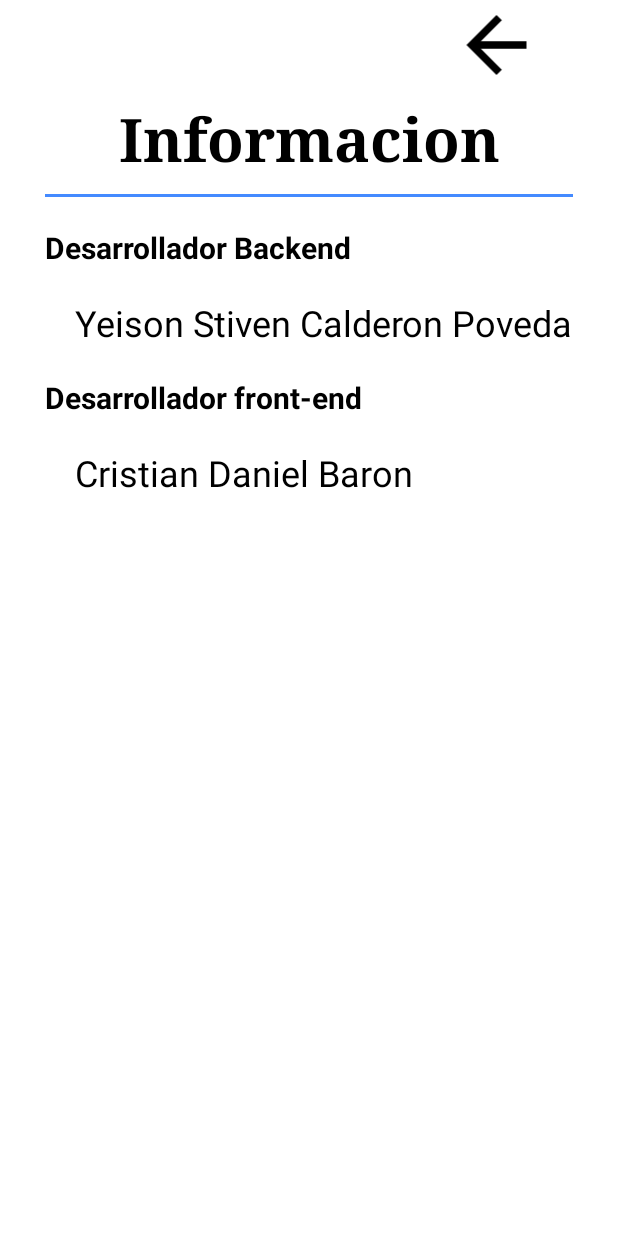
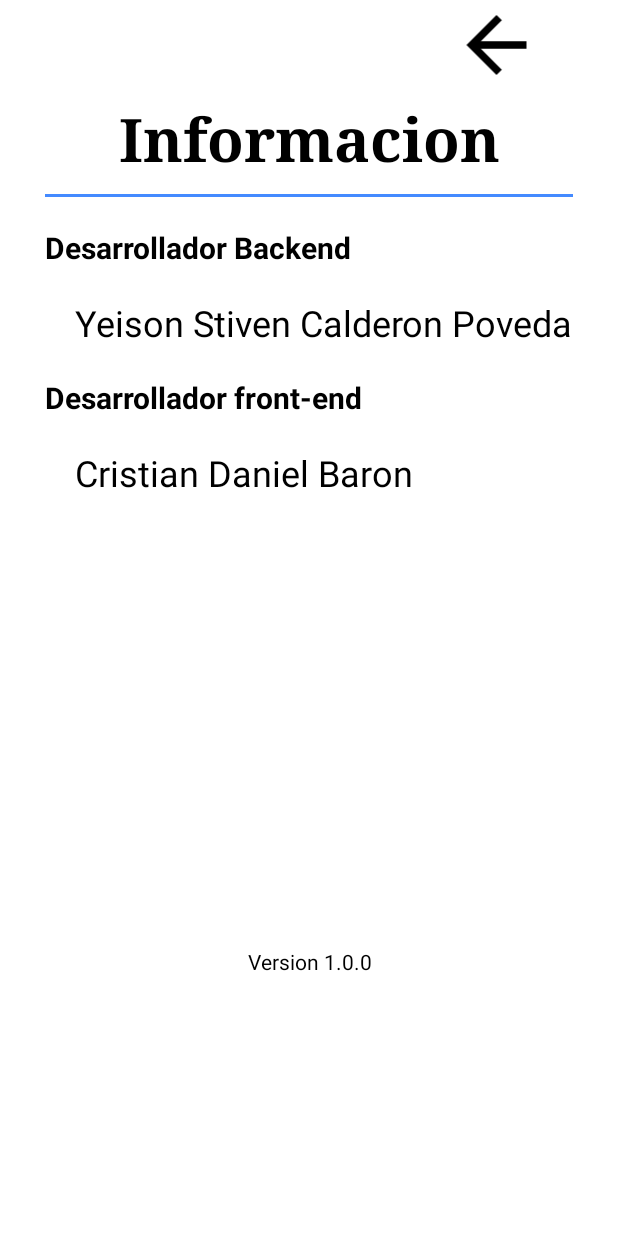
Before and after one commit to Sonyei888/Info_uni, an Android app: the usuAcercade screen opened directly, with no data from a screen before it, on a phone screen of 412 x 824 dp. Run offline under Robolectric (Android 15) with nearby library versions, the phone set to English and light mode, and no system bars.

Commit message:
Se crea una nueva actividad

```diff
--- a/app/src/main/AndroidManifest.xml
+++ b/app/src/main/AndroidManifest.xml
@@ -13,6 +13,9 @@
         android:supportsRtl="true"
         android:theme="@style/Theme.Uniinfo"
         tools:targetApi="31">
+        <activity
+            android:name=".AdminVerNoticias"
+            android:exported="false" />
         <activity
             android:name=".usuAcercade"
             android:exported="false" />
--- a/app/src/main/res/layout/activity_user_funcionalidades.xml
+++ b/app/src/main/res/layout/activity_user_funcionalidades.xml
@@ -4,7 +4,7 @@
     xmlns:tools="http://schemas.android.com/tools"
     android:layout_width="match_parent"
     android:layout_height="match_parent"
-    android:background="@color/white"
+    android:background="@drawable/fondo_principal"
     android:backgroundTint="@color/white"
     android:orientation="vertical"
     tools:context=".UserFuncionalidades">
--- a/app/src/main/res/layout/activity_usu_acercade.xml
+++ b/app/src/main/res/layout/activity_usu_acercade.xml
@@ -84,4 +84,13 @@
         android:textColor="@color/black"
         android:textSize="24sp" />
 
+    <TextView
+        android:id="@+id/textView7"
+        android:layout_width="match_parent"
+        android:layout_height="wrap_content"
+        android:layout_marginTop="300dp"
+        android:text="Version 1.0.0"
+        android:textAlignment="center"
+        android:textColor="@color/black" />
+
 </LinearLayout>
```
Also changed, not shown: app/src/main/java/com/example/uni_info/AdminVerNoticias.java (added, +14 -0 lines), app/src/main/res/layout/activity_admin_ver_noticias.xml (added, +9 -0 lines), app/src/main/res/drawable/fondo_acercade.png (added), app/src/main/res/drawable/fondo_principal.png (added).
